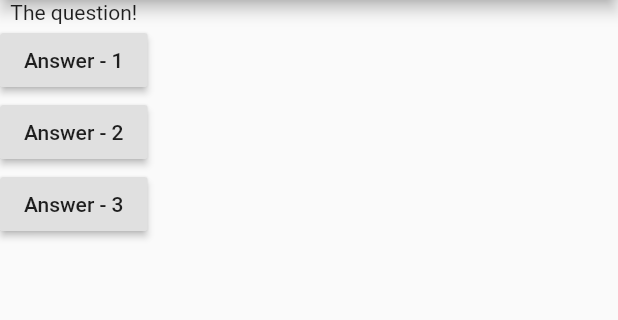
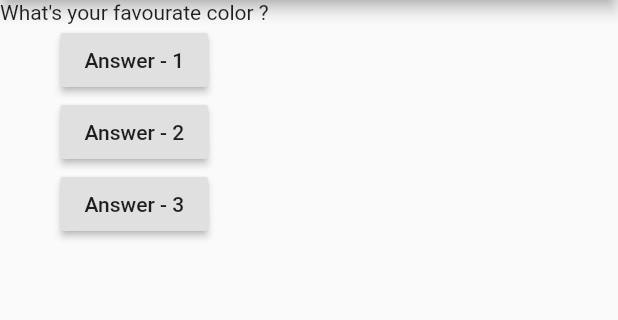
Before and after one commit to JeJoProjects/Flutter, a Flutter app: the screen it shows after launch, after a tap on "Answer - 1", on a phone screen of 412 x 824 dp, the part 84-404 px from its top. Run offline on Flutter 3.47's test engine with Material 2 defaults, Android fonts, the phone set to English and light mode, and no system bars.

Commit message:
FirstApp: StatelessWidget to with State begin

```diff
--- a/first_app/lib/main.dart
+++ b/first_app/lib/main.dart
@@ -3,8 +3,14 @@ import 'package:flutter/material.dart';
 void main() => runApp(MyApp());
 
 class MyApp extends StatelessWidget {
+  // variables
+  var questionIndex = 0;
+
+  // functions
   void answerQuestion() {
-    print('Answer printed');
+    questionIndex++;
+    print(questionIndex);
+    //print('Answer printed');
   }
 
   @override // declarator
@@ -21,7 +27,7 @@ class MyApp extends StatelessWidget {
         ),
         body: Column(
           children: [
-            Text('The question!'),
+            Text(questions[questionIndex]),
             RaisedButton(
               child: Text('Answer - 1'),
               onPressed: answerQuestion,
```
